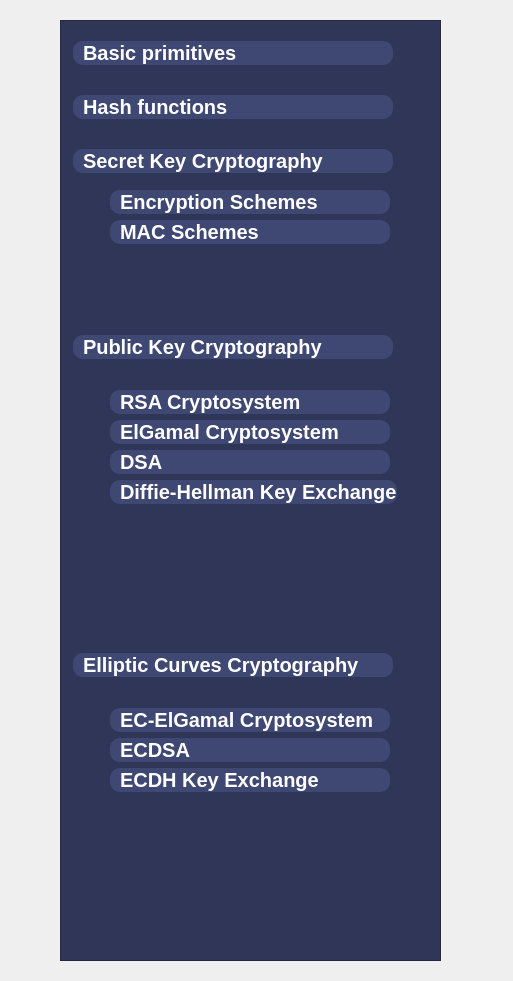
Above: src/frontend/ui_navbar.ui from phn210/crypto-calcul before the change. Below: the same form after it.
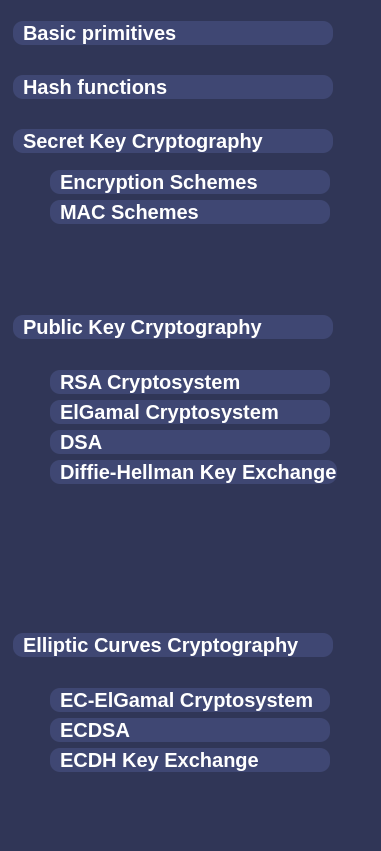
That is the form after the change.

Diff of the .ui file:
```diff
--- a/src/frontend/ui_navbar.ui
+++ b/src/frontend/ui_navbar.ui
@@ -6,18 +6,18 @@
    <rect>
     <x>0</x>
     <y>0</y>
-    <width>513</width>
-    <height>981</height>
+    <width>381</width>
+    <height>851</height>
    </rect>
   </property>
   <property name="windowTitle">
    <string>Form</string>
   </property>
-  <widget class="QFrame" name="frame">
+  <widget class="QWidget" name="widget" native="true">
    <property name="geometry">
     <rect>
-     <x>60</x>
-     <y>20</y>
+     <x>0</x>
+     <y>0</y>
      <width>381</width>
      <height>941</height>
     </rect>
@@ -25,12 +25,6 @@
    <property name="styleSheet">
     <string notr="true">background-color: #303657;</string>
    </property>
-   <property name="frameShape">
-    <enum>QFrame::Shape::StyledPanel</enum>
-   </property>
-   <property name="frameShadow">
-    <enum>QFrame::Shadow::Raised</enum>
-   </property>
    <widget class="QPushButton" name="primitives">
     <property name="geometry">
      <rect>
@@ -176,7 +170,7 @@
      <bool>false</bool>
     </property>
    </widget>
-   <widget class="QWidget" name="">
+   <widget class="QWidget" name="layoutWidget">
     <property name="geometry">
      <rect>
       <x>50</x>
@@ -304,7 +298,7 @@
      </item>
     </layout>
    </widget>
-   <widget class="QWidget" name="">
+   <widget class="QWidget" name="layoutWidget">
     <property name="geometry">
      <rect>
       <x>50</x>
@@ -374,7 +368,7 @@
      </item>
     </layout>
    </widget>
-   <widget class="QWidget" name="">
+   <widget class="QWidget" name="layoutWidget">
     <property name="geometry">
      <rect>
       <x>50</x>
```
